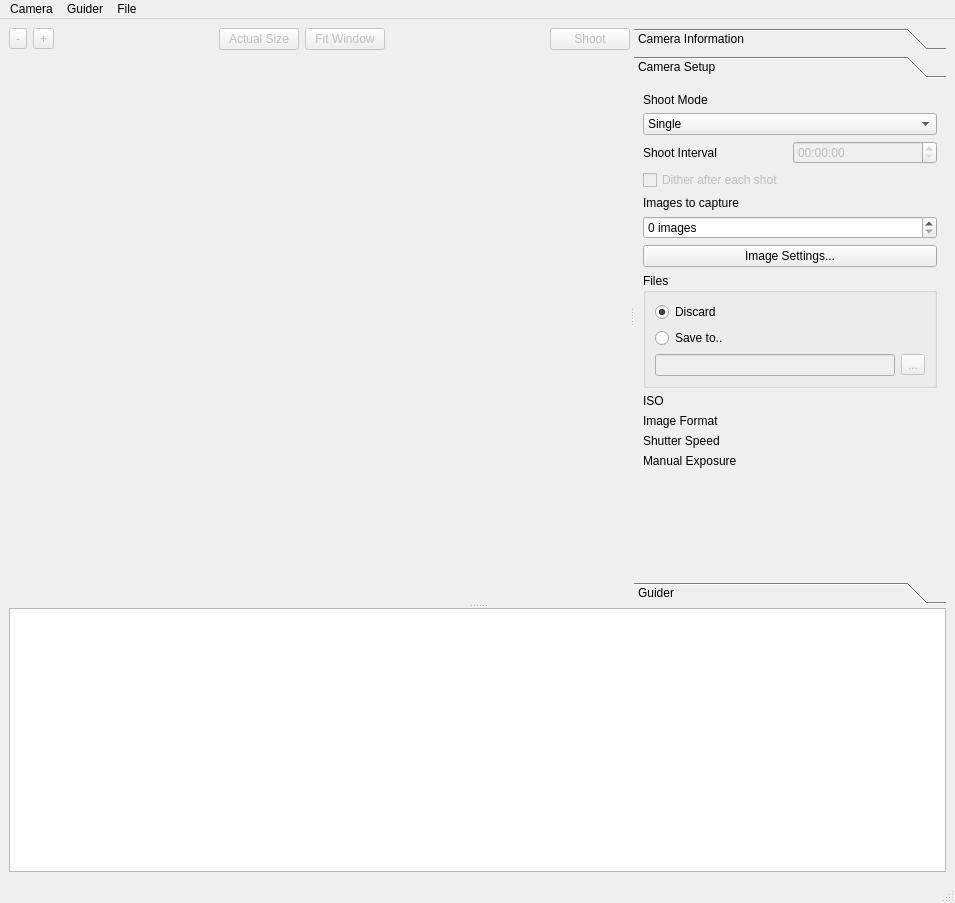
Qt form dslr-qt-shooter/ui/dslr_shooter_window.ui (Edlward/GalaxyHunter) before a commit.
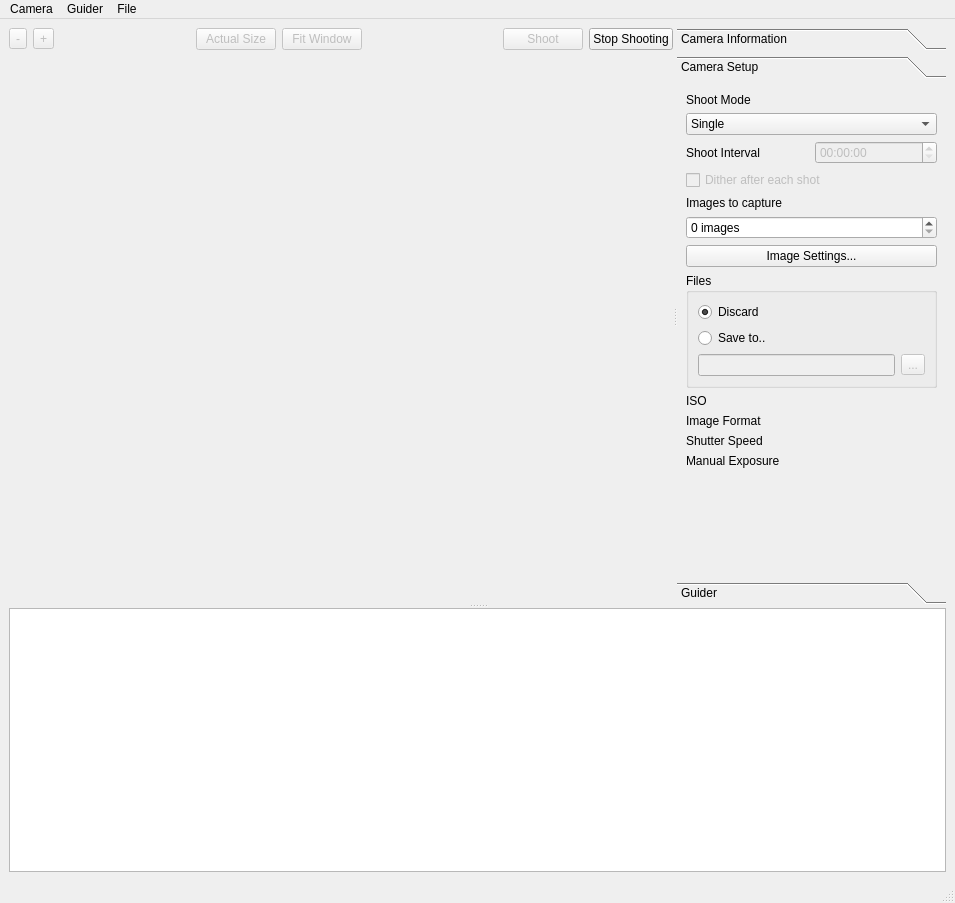
The same form after that commit. Custom widgets are drawn as their Qt base class.

Commit message: shooting with widgets enabling/disabling

The edit to the form file:
```diff
--- a/dslr-qt-shooter/ui/dslr_shooter_window.ui
+++ b/dslr-qt-shooter/ui/dslr_shooter_window.ui
@@ -107,6 +107,16 @@
              </property>
             </widget>
            </item>
+           <item>
+            <widget class="QPushButton" name="stopShooting">
+             <property name="enabled">
+              <bool>true</bool>
+             </property>
+             <property name="text">
+              <string>Stop Shooting</string>
+             </property>
+            </widget>
+           </item>
           </layout>
          </item>
          <item>
@@ -168,8 +178,8 @@
           <rect>
            <x>0</x>
            <y>0</y>
-           <width>310</width>
-           <height>488</height>
+           <width>281</width>
+           <height>500</height>
           </rect>
          </property>
          <attribute name="label">
```
Left out of the diff: 8 changed lines with no effect on the pictures. The commit also changes 1 other file.
